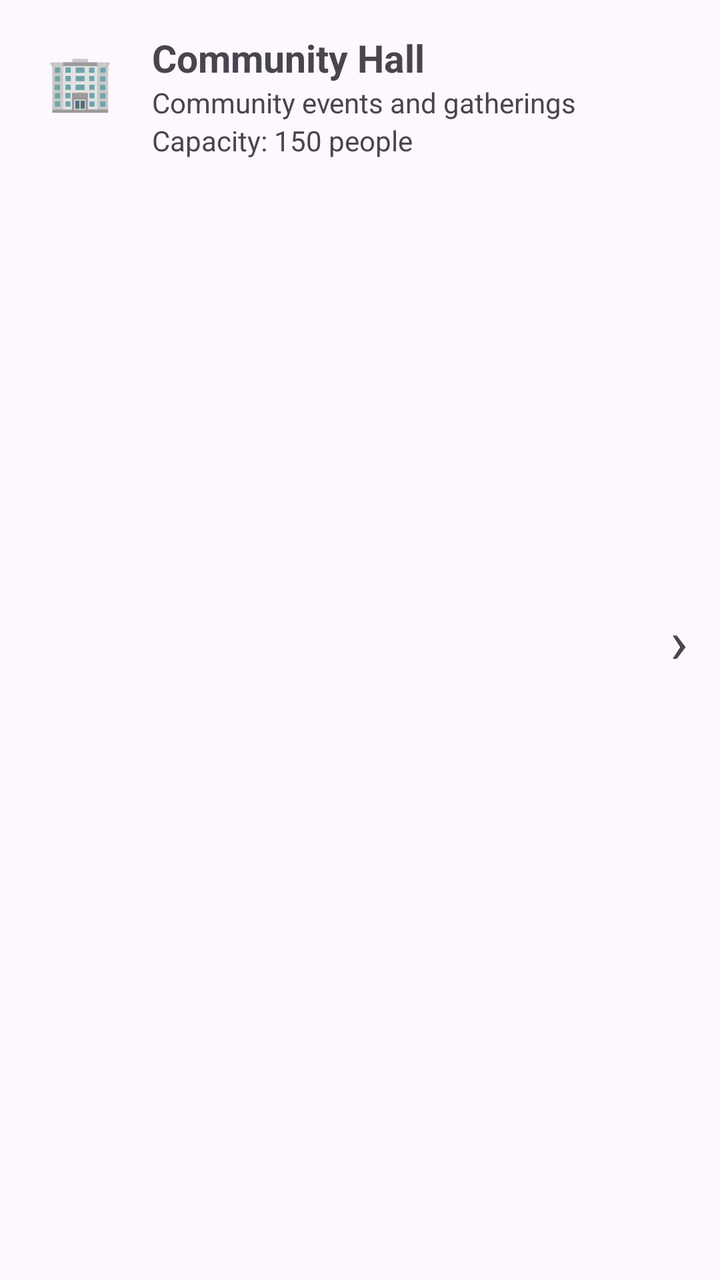
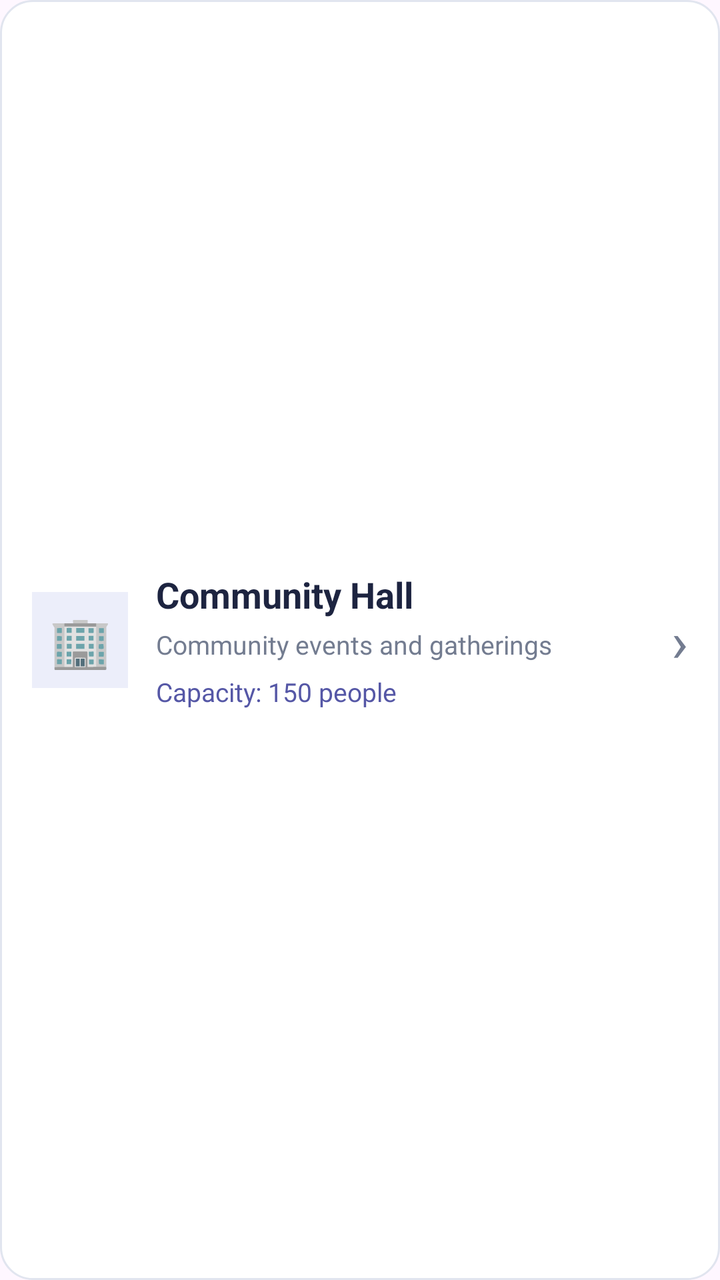

An Android layout rendered at two revisions. The XML below is the earlier revision; the diff shows what the commit changed to produce the second picture.
<!-- AndroidManifest.xml: application theme Theme.CommunitySpaceBooking -->
<!-- res/layout/item_facility.xml -->
<?xml version="1.0" encoding="utf-8"?>
<LinearLayout xmlns:android="http://schemas.android.com/apk/res/android"
    android:layout_width="match_parent"
    android:layout_height="wrap_content"
    android:layout_marginBottom="10dp"
    android:background="?attr/selectableItemBackground"
    android:orientation="horizontal"
    android:padding="16dp">

    <TextView
        android:id="@+id/txtFacilityIcon"
        android:layout_width="48dp"
        android:layout_height="48dp"
        android:gravity="center"
        android:text="🏢"
        android:textSize="27sp" />

    <LinearLayout
        android:layout_width="0dp"
        android:layout_height="wrap_content"
        android:layout_weight="1"
        android:orientation="vertical"
        android:paddingStart="12dp">

        <TextView
            android:id="@+id/txtItemFacilityName"
            android:layout_width="match_parent"
            android:layout_height="wrap_content"
            android:text="Community Hall"
            android:textSize="19sp"
            android:textStyle="bold" />

        <TextView
            android:id="@+id/txtItemFacilityDescription"
            android:layout_width="match_parent"
            android:layout_height="wrap_content"
            android:text="Community events and gatherings"
            android:textSize="14sp" />

        <TextView
            android:id="@+id/txtItemFacilityCapacity"
            android:layout_width="match_parent"
            android:layout_height="wrap_content"
            android:text="Capacity: 150 people"
            android:textSize="14sp" />

    </LinearLayout>

    <TextView
        android:layout_width="wrap_content"
        android:layout_height="wrap_content"
        android:layout_gravity="center_vertical"
        android:text="›"
        android:textSize="30sp" />

</LinearLayout>
<!-- resources referenced by this layout -->
<resources>
  <style name="Theme.CommunitySpaceBooking" parent="Base.Theme.CommunitySpaceBooking" />
  <style name="Base.Theme.CommunitySpaceBooking" parent="Theme.Material3.DayNight.NoActionBar">
          
          
      </style>
</resources>

<!-- the commit's change to res/layout/item_facility.xml (unified diff, before → after) -->
@@ -1,56 +1,65 @@
 <?xml version="1.0" encoding="utf-8"?>
-<LinearLayout xmlns:android="http://schemas.android.com/apk/res/android"
+<LinearLayout
+    xmlns:android="http://schemas.android.com/apk/res/android"
     android:layout_width="match_parent"
     android:layout_height="wrap_content"
-    android:layout_marginBottom="10dp"
-    android:background="?attr/selectableItemBackground"
+    android:layout_marginBottom="12dp"
+    android:background="@drawable/bg_facility_card"
     android:orientation="horizontal"
+    android:gravity="center_vertical"
     android:padding="16dp">
 
     <TextView
         android:id="@+id/txtFacilityIcon"
         android:layout_width="48dp"
         android:layout_height="48dp"
+        android:background="@color/app_soft_purple"
         android:gravity="center"
         android:text="🏢"
-        android:textSize="27sp" />
+        android:textSize="25sp" />
 
     <LinearLayout
         android:layout_width="0dp"
         android:layout_height="wrap_content"
         android:layout_weight="1"
         android:orientation="vertical"
-        android:paddingStart="12dp">
+        android:paddingStart="14dp"
+        android:paddingEnd="6dp">
 
         <TextView
             android:id="@+id/txtItemFacilityName"
             android:layout_width="match_parent"
             android:layout_height="wrap_content"
             android:text="Community Hall"
-            android:textSize="19sp"
+            android:textColor="@color/app_heading"
+            android:textSize="18sp"
             android:textStyle="bold" />
 
         <TextView
             android:id="@+id/txtItemFacilityDescription"
             android:layout_width="match_parent"
             android:layout_height="wrap_content"
+            android:layout_marginTop="4dp"
             android:text="Community events and gatherings"
-            android:textSize="14sp" />
+            android:textColor="@color/app_muted"
+            android:textSize="13sp" />
 
         <TextView
             android:id="@+id/txtItemFacilityCapacity"
             android:layout_width="match_parent"
             android:layout_height="wrap_content"
+            android:layout_marginTop="6dp"
             android:text="Capacity: 150 people"
-            android:textSize="14sp" />
+            android:textColor="@color/app_primary"
+            android:textSize="13sp" />
 
     </LinearLayout>
 
     <TextView
         android:layout_width="wrap_content"
         android:layout_height="wrap_content"
-        android:layout_gravity="center_vertical"
         android:text="›"
-        android:textSize="30sp" />
+        android:textColor="@color/app_muted"
+        android:textSize="28sp" />
 
 </LinearLayout>
<!-- resource entries referenced after the edit -->
@@ -1,6 +1,26 @@
 <!-- resources referenced by this layout -->
 <resources>
+  <color name="app_heading">#1D2440</color>
+  <color name="app_muted">#737C90</color>
+  <color name="app_primary">#5557A6</color>
+  <color name="app_soft_purple">#ECEEFA</color>
+  <!-- drawable bg_facility_card (drawable) -->
+  <?xml version="1.0" encoding="utf-8"?>
+  <shape xmlns:android="http://schemas.android.com/apk/res/android"
+      android:shape="rectangle">
+  
+      <solid android:color="@color/app_surface" />
+  
+      <corners android:radius="16dp" />
+  
+      <stroke
+          android:width="1dp"
+          android:color="@color/app_border" />
+  
+  </shape>
   <style name="Theme.CommunitySpaceBooking" parent="Base.Theme.CommunitySpaceBooking" />
+  <color name="app_surface">#FFFFFF</color>
+  <color name="app_border">#E1E5EF</color>
   <style name="Base.Theme.CommunitySpaceBooking" parent="Theme.Material3.DayNight.NoActionBar">
           
           
